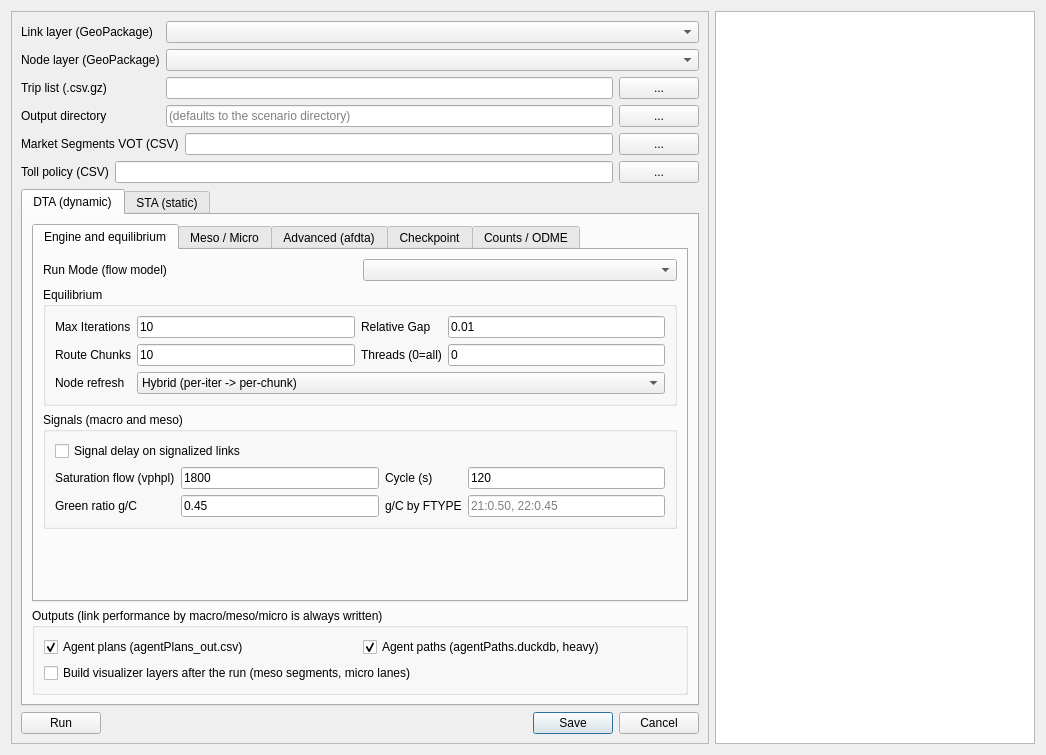
Qt form ui/hydra.ui (TSMv6/tsm_panel) before a commit.
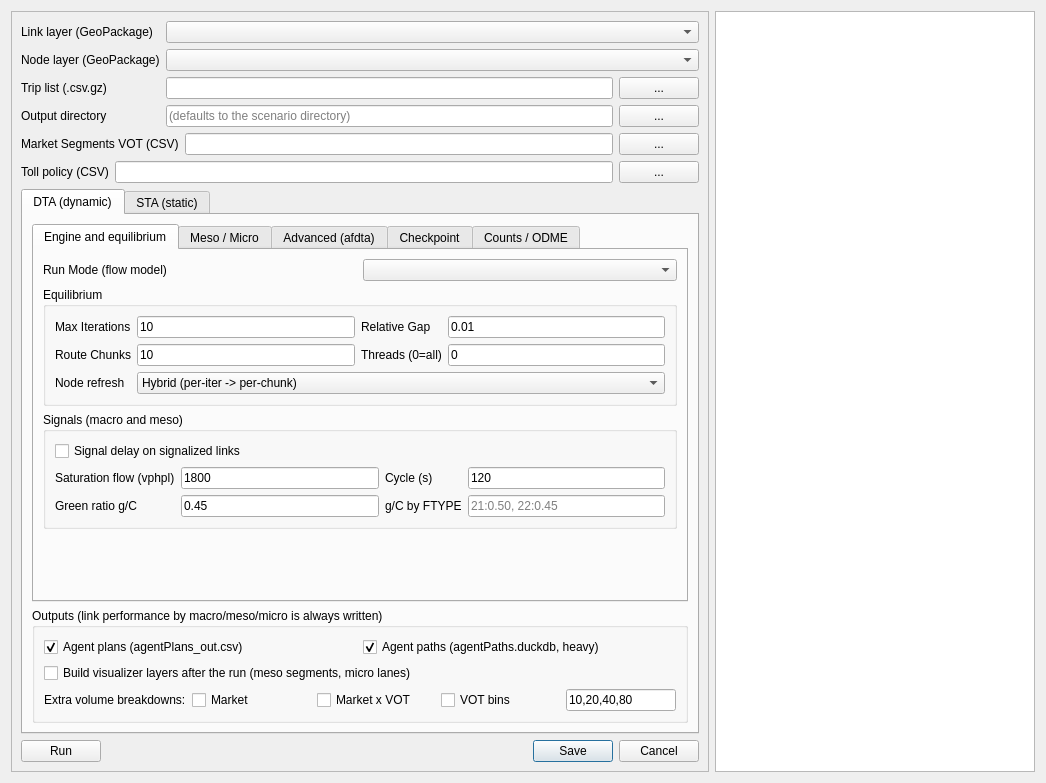
The same form after that commit.

Commit message: Summarization: Link Performance tab; HyDRA: extra volume breakdowns

Diff of the .ui file:
```diff
--- a/ui/hydra.ui
+++ b/ui/hydra.ui
@@ -1747,6 +1747,57 @@
                </property>
               </widget>
              </item>
+             <item row="2" column="0" colspan="2">
+              <layout class="QHBoxLayout" name="hLayout_breakdowns">
+               <item>
+                <widget class="QLabel" name="label_breakdowns">
+                 <property name="text">
+                  <string>Extra volume breakdowns:</string>
+                 </property>
+                 <property name="toolTip">
+                  <string>Purpose is always in the link performance files. Each ticked breakdown is written to its own link_volume_by_&lt;kind&gt;.csv (one row per link x 15 min, columns sum to the volume) for the Summarization Link Performance tab. Each adds a file about the size of the link performance file.</string>
+                 </property>
+                </widget>
+               </item>
+               <item>
+                <widget class="QCheckBox" name="checkBox_BdMarket">
+                 <property name="text">
+                  <string>Market</string>
+                 </property>
+                </widget>
+               </item>
+               <item>
+                <widget class="QCheckBox" name="checkBox_BdSegment">
+                 <property name="text">
+                  <string>Market x VOT</string>
+                 </property>
+                </widget>
+               </item>
+               <item>
+                <widget class="QCheckBox" name="checkBox_BdVotBin">
+                 <property name="text">
+                  <string>VOT bins</string>
+                 </property>
+                </widget>
+               </item>
+               <item>
+                <widget class="QLineEdit" name="lineEdit_VotEdges">
+                 <property name="text">
+                  <string>10,20,40,80</string>
+                 </property>
+                 <property name="maximumSize">
+                  <size>
+                   <width>110</width>
+                   <height>16777215</height>
+                  </size>
+                 </property>
+                 <property name="toolTip">
+                  <string>VOT_BIN_EDGES - bin edges in $/hr (&lt;10, 10-20, 20-40, 40-80, 80+).</string>
+                 </property>
+                </widget>
+               </item>
+              </layout>
+             </item>
              <item row="1" column="0" colspan="2">
               <widget class="QCheckBox" name="checkBox_BuildViz">
                <property name="text">
```
The commit also changes 6 other files.
